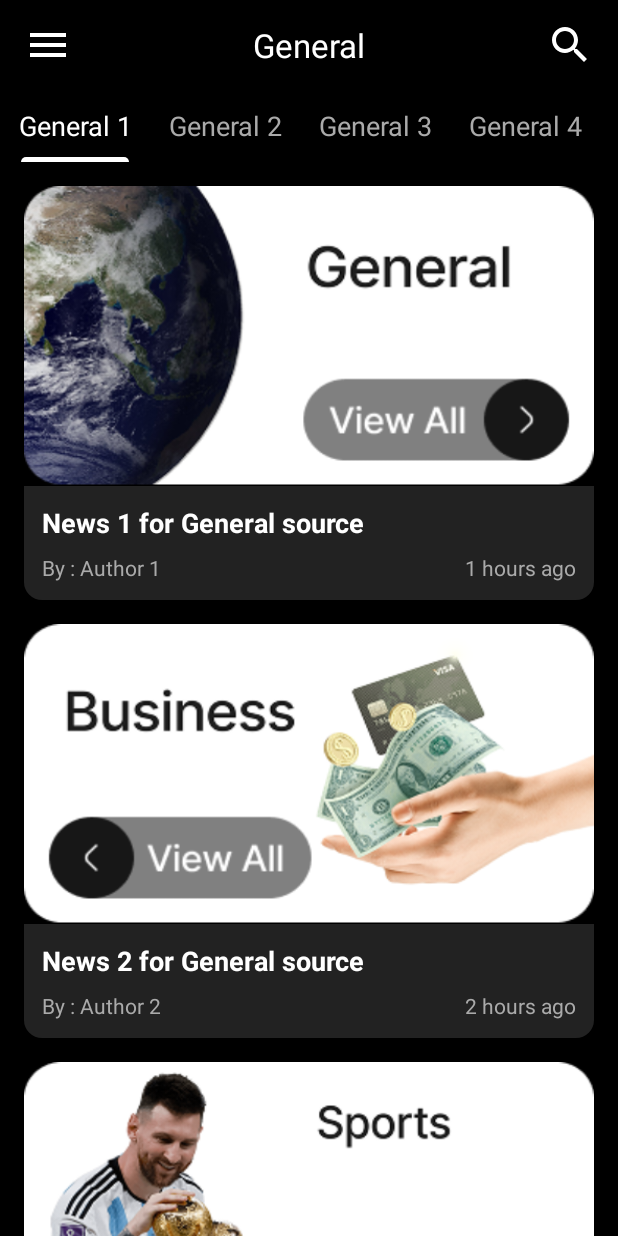
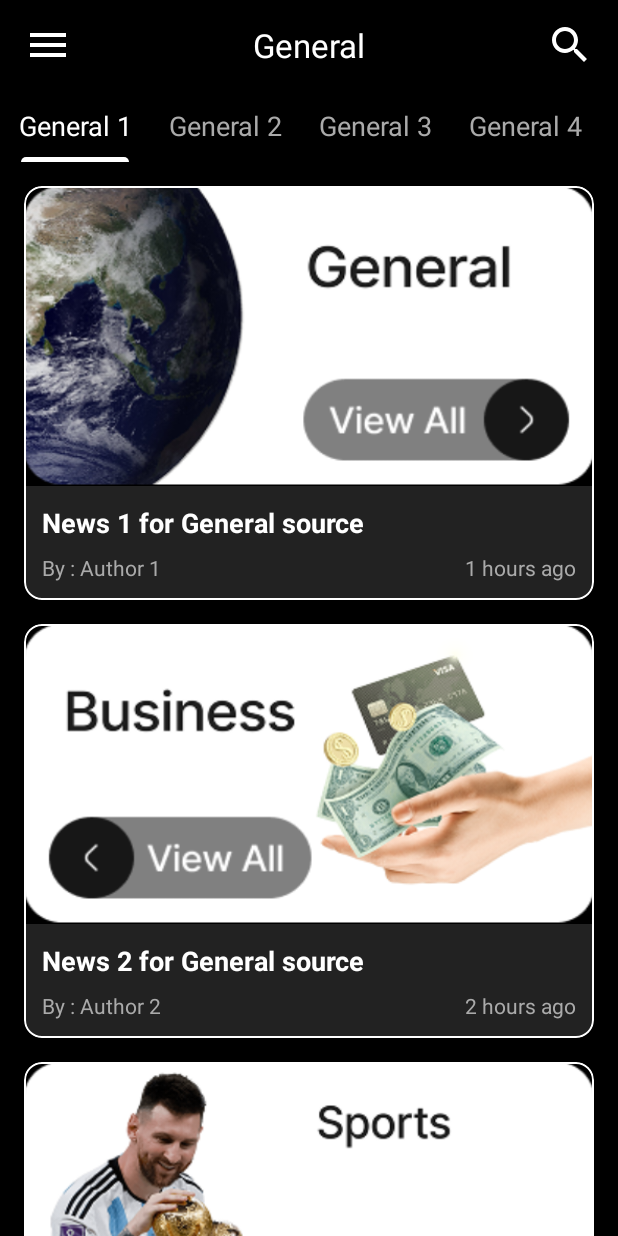
Before and after one commit to Mustafa-Mohamed26/ANU_News_APP, an Android app: the NewsActivity screen opened directly, with no data from a screen before it, on a phone screen of 412 x 824 dp. Run offline under Robolectric (Android 15) with nearby library versions, the phone set to English and light mode, and no system bars.

Commit message:
feat: Implement news listing, search functionality, and news detail dialog components.

```diff
--- a/app/src/main/java/com/example/anu_news_app/NewsAdapter.kt
+++ b/app/src/main/java/com/example/anu_news_app/NewsAdapter.kt
@@ -11,10 +11,14 @@ data class NewsItem(
     val title: String,
     val author: String,
     val time: String,
-    val imageResId: Int
+    val imageResId: Int,
+    val description: String
 )
 
-class NewsAdapter(private var newsList: List<NewsItem>) : RecyclerView.Adapter<NewsAdapter.NewsViewHolder>() {
+class NewsAdapter(
+    private var newsList: List<NewsItem>,
+    private val onItemClicked: (NewsItem) -> Unit
+) : RecyclerView.Adapter<NewsAdapter.NewsViewHolder>() {
 
     class NewsViewHolder(itemView: View) : RecyclerView.ViewHolder(itemView) {
         val imgNews: ImageView = itemView.findViewById(R.id.imgNews)
@@ -34,6 +38,10 @@ class NewsAdapter(private var newsList: List<NewsItem>) : RecyclerView.Adapter<N
         holder.tvNewsAuthor.text = news.author
         holder.tvNewsTime.text = news.time
         holder.imgNews.setImageResource(news.imageResId)
+
+        holder.itemView.setOnClickListener {
+            onItemClicked(news)
+        }
     }
 
     override fun getItemCount(): Int = newsList.size
--- /dev/null
+++ b/app/src/main/res/color/white_box_stroke.xml
@@ -0,0 +1,6 @@
+<?xml version="1.0" encoding="utf-8"?>
+<selector xmlns:android="http://schemas.android.com/apk/res/android">
+    <item android:color="@android:color/white" android:state_focused="true"/>
+    <item android:color="@android:color/white" android:state_hovered="true"/>
+    <item android:color="@android:color/white"/>
+</selector>
--- a/app/src/main/res/layout/activity_search.xml
+++ b/app/src/main/res/layout/activity_search.xml
@@ -21,7 +21,7 @@
         app:boxCornerRadiusTopEnd="14dp"
         app:boxCornerRadiusTopStart="14dp"
 
-        app:boxStrokeColor="#FFFFFFFF"
+        app:boxStrokeColor="@color/white_box_stroke"
         app:hintTextColor="#FFFFFFFF"
 
         app:endIconMode="custom"
--- a/app/src/main/res/layout/item_news.xml
+++ b/app/src/main/res/layout/item_news.xml
@@ -1,11 +1,13 @@
 <?xml version="1.0" encoding="utf-8"?>
-<androidx.cardview.widget.CardView xmlns:android="http://schemas.android.com/apk/res/android"
+<com.google.android.material.card.MaterialCardView xmlns:android="http://schemas.android.com/apk/res/android"
     xmlns:app="http://schemas.android.com/apk/res-auto"
     android:layout_width="match_parent"
     android:layout_height="wrap_content"
     android:layout_margin="8dp"
     app:cardCornerRadius="12dp"
-    app:cardBackgroundColor="@android:color/transparent">
+    app:cardBackgroundColor="@android:color/transparent"
+    app:strokeColor="@android:color/white"
+    app:strokeWidth="1dp">
 
     <LinearLayout
         android:layout_width="match_parent"
@@ -68,4 +70,4 @@
 
     </LinearLayout>
 
-</androidx.cardview.widget.CardView>
+</com.google.android.material.card.MaterialCardView>
```
Also changed, not shown: app/src/main/java/com/example/anu_news_app/NewsActivity.kt (+29 -2 lines), app/src/main/res/layout/dialog_news_details.xml (added, +64 -0 lines).
